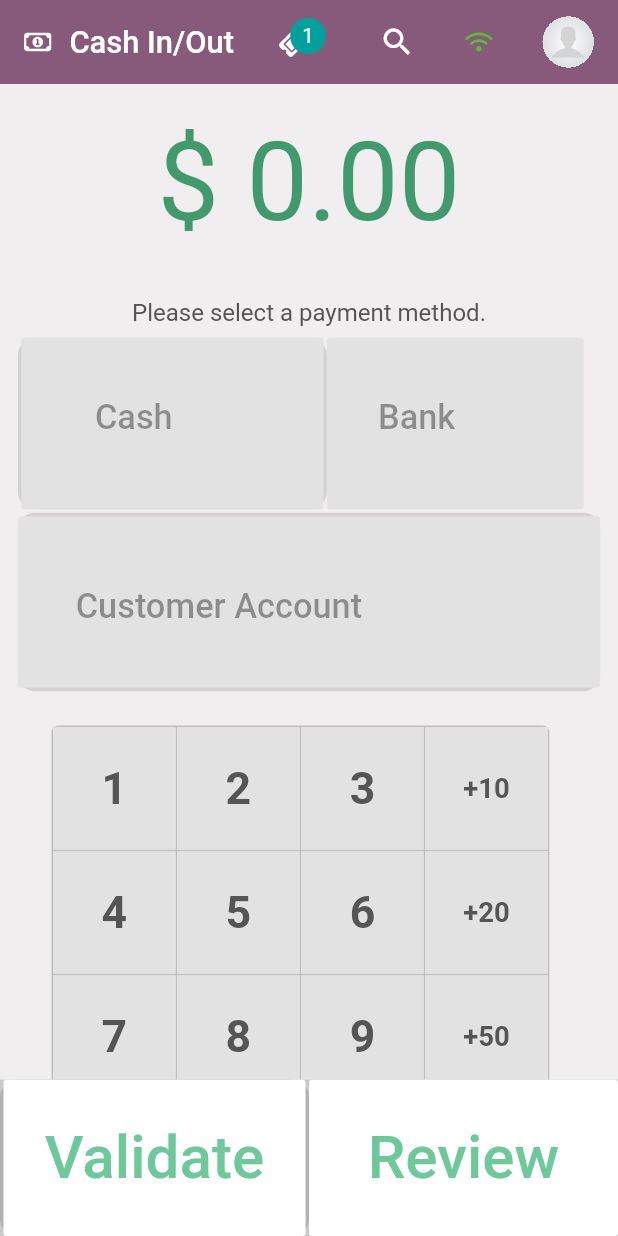
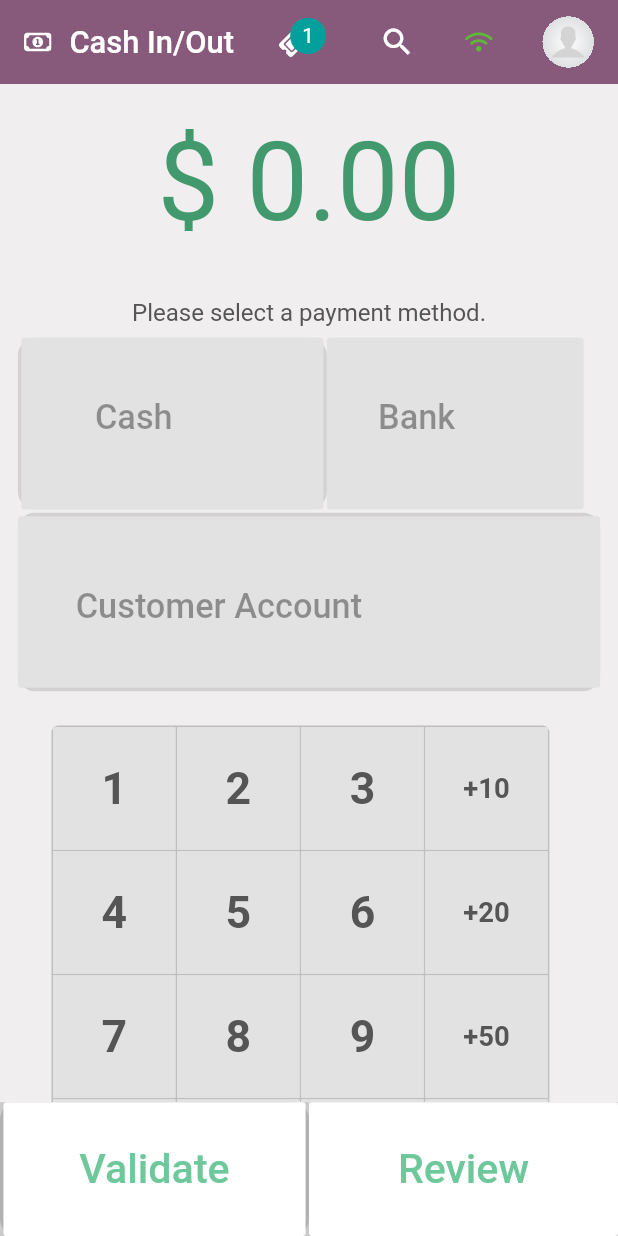
Before and after one commit to business-suite/mobile-pos, a Flutter app: the screen it shows after launch, after a tap on "Pay", on a phone screen of 412 x 824 dp. Run offline on Flutter 3.47's test engine with Material 2 defaults, Android fonts, the phone set to English and light mode, and no system bars; our stand-ins replace bouncing_widget, device_info_plus, dio, easy_localization, event_bus, file_picker and 15 more; network calls fail.

Commit message:
Modify pay_page & detail_shop

```diff
--- a/assets/translations/en-US.json
+++ b/assets/translations/en-US.json
@@ -20,6 +20,7 @@
    "invoice": "Invoice",
    "validate": "Validate",
    "review": "Review",
+   "pay": "Pay",
 
   "tab_home": "Home",
   "tab_cloud_pos": "CloudPOS",
--- a/lib/app/module/res/colors.dart
+++ b/lib/app/module/res/colors.dart
@@ -102,3 +102,4 @@ const kColor555555 = Color(0xFF555555);
 const kColorBFBFBF = Color(0xFFBFBFBF);
 const kColor43996E = Color(0xFF43996E);
 const kColor6EC89B = Color(0xFF6EC89B);
+const kColorCACACA = Color(0xFFCACACA);
--- a/lib/app/view/home/detail_shop/detail_shop.dart
+++ b/lib/app/view/home/detail_shop/detail_shop.dart
@@ -55,11 +55,12 @@ class _DetailShopState extends State<_DetailShopContent> {
             children: [
               Column(
                 children: [
+                  //List tab title product
                   Container(
                     width: double.infinity,
                     height: size_50_w,
                   color: kColorD3D3D3,
-                  padding: EdgeInsets.only(left: 10),
+                  padding: EdgeInsets.only(left: size_10_w),
                    child:  Row(
                       children: <Widget>[
                         SvgPicture.asset(
@@ -92,8 +93,10 @@ class _DetailShopState extends State<_DetailShopContent> {
                       ],
                     ),
                   ),
+
+                  //Divider green below tab title product
                   Container(
-                    height: 3,
+                    height: size_2_w,
                     color: Colors.green,
                   ),
 
@@ -111,7 +114,7 @@ class _DetailShopState extends State<_DetailShopContent> {
                             crossAxisCount: 2,
                             crossAxisSpacing: size_6_w,
                             mainAxisSpacing: size_6_w,
-                            height: 150
+                            height: size_150_w
                           ),
                           delegate: SliverChildBuilderDelegate(
                                 (context, index) => ItemCategory(
@@ -127,27 +130,10 @@ class _DetailShopState extends State<_DetailShopContent> {
                       ),
                     ],
                   ),
-
-                 /* SingleChildScrollView(
-                    child: GridView.builder(
-                      physics: NeverScrollableScrollPhysics(),
-                      itemCount: value.products.length,
-                      shrinkWrap: true,
-                      padding: EdgeInsets.all(5),
-                      gridDelegate: SliverGridDelegateWithMaxCrossAxisExtent(
-                          childAspectRatio: 1,
-                          crossAxisSpacing: 5,
-                          mainAxisSpacing: 5,
-                          maxCrossAxisExtent: 150),
-                      itemBuilder: (BuildContext context, int index) => ItemCategory(
-                        product: value.products[index],
-                        data: value.products[index],
-                      ),
-                    ),
-                  ),*/
-
                 ],
               ),
+
+              //Button PAY + REVIEW
               Container(
                 alignment: Alignment.bottomLeft,
                 child: Row(
@@ -155,21 +141,20 @@ class _DetailShopState extends State<_DetailShopContent> {
                     Expanded(
                       flex:1,
                       child: SizedBox(
-                        width: size.width / 2,
-                        height: 100,
+                        height: size_100_w,
                         child: FlatButton(
-                          color: Color(0xFF6EC89B),
+                          color: kColor6EC89B,
                           onPressed: () {
                             value.openPayPage();
                           },
                           child: Padding(
-                            padding: EdgeInsets.only(top: 20),
+                            padding: EdgeInsets.only(top: size_20_w),
                             child: Column(
                               children: [
                                 Text(
-                                  'Pay',
+                                  LocaleKeys.pay.tr(),
                                   style:
-                                  TextStyle(fontSize: 30, color: Colors.white),
+                                  TextStyle(fontSize: text_24, color: Colors.white),
                                 ),
                                 Text(
                                   '\$143.39',
@@ -184,22 +169,22 @@ class _DetailShopState extends State<_DetailShopContent> {
                     Expanded(
                       flex:1,
                       child: SizedBox(
-                        height: 100,
+                        height: size_100_w,
                         child: FlatButton(
                           color: Colors.white,
                           onPressed: () {},
                           child: Padding(
-                            padding: EdgeInsets.only(top: 20),
+                            padding: EdgeInsets.only(top: size_20_w),
                             child: Column(
                               children: [
                                 Text(
-                                  'Review',
+                                  LocaleKeys.review.tr(),
                                   style: TextStyle(
-                                      fontSize: 30, color: Color(0xFF6EC89B)),
+                                      fontSize: text_24, color: kColor6EC89B),
                                 ),
                                 Text(
                                   '4 items',
-                                  style: TextStyle(color: Color(0xFF6EC89B)),
+                                  style: TextStyle(color: kColor6EC89B),
                                 )
                               ],
                             ),
--- a/lib/app/view/home/pay/pay_page.dart
+++ b/lib/app/view/home/pay/pay_page.dart
@@ -268,7 +268,7 @@ class _PayContentState extends State<PayContent> {
                           ),
                           Padding(
                             padding:
-                                EdgeInsets.symmetric(horizontal: size_10_w),
+                                EdgeInsets.only(left: size_10_w, right: size_10_w, bottom: size_10_w),
                             child: Container(
                               decoration: BoxDecoration(
                                   color: Colors.black12,
@@ -335,10 +335,13 @@ class _PayContentState extends State<PayContent> {
                   ],
                 ),
               ),
+
+
+              //Button Validate + Review
               Align(
                 alignment: Alignment.bottomCenter,
                 child: Container(
-                  color: Color(0xffCACACA),
+                  color: kColorCACACA,
                   child: Row(
                     mainAxisSize: MainAxisSize.max,
                     crossAxisAlignment: CrossAxisAlignment.end,
@@ -361,7 +364,7 @@ class _PayContentState extends State<PayContent> {
                                 child: Text(
                                   LocaleKeys.validate.tr(),
                                   style: TextStyle(
-                                    fontSize: text_35,
+                                    fontSize: text_24,
                                     color: kColor6EC89B,
                                   ),
                                 ),
@@ -383,7 +386,7 @@ class _PayContentState extends State<PayContent> {
                               child: Text(
                                 LocaleKeys.review.tr(),
                                 style: TextStyle(
-                                  fontSize: text_35,
+                                  fontSize: text_24,
                                   color: kColor6EC89B,
                                 ),
                               ),
```
Also changed, not shown: lib/generated/locale_keys.g.dart.
